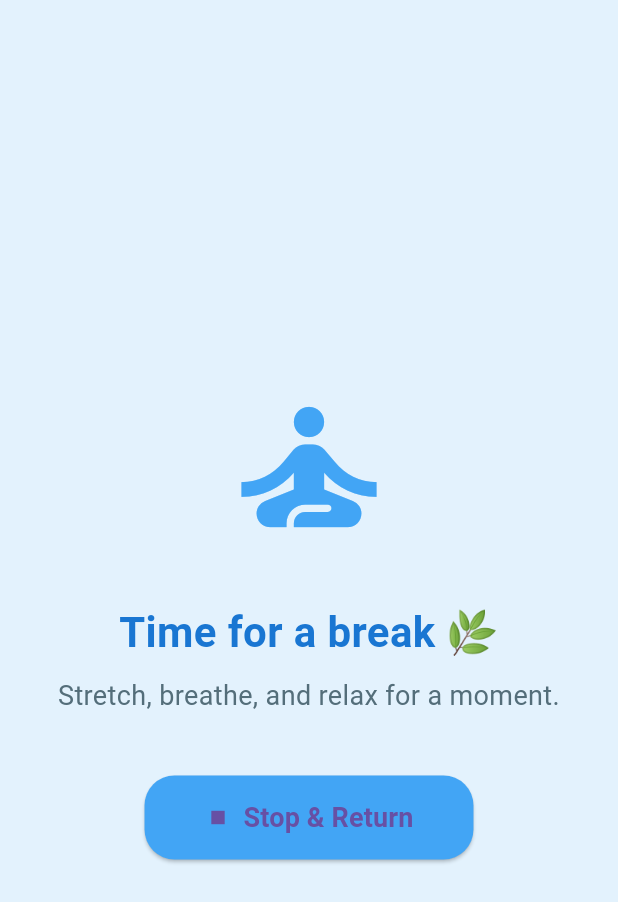
After one commit to yangl1n/deep-work, a Flutter app: the AlarmScreen screen opened directly, on a phone screen of 412 x 824 dp. The commit adds this screen. Shown: the top 902 px of the screen. Run offline on Flutter 3.47's test engine with Material 3 defaults, Android fonts, the phone set to English and light mode, and no system bars; our stand-ins replace file_picker, fluttertoast, shared_preferences; accounts and stored records are empty.

Commit message:
add support to ring notification(set ringtone, play ring when countdown finish); add setting UI(select ring tone, manage app permission for reading notifications)

```diff
--- a/lib/models/countdown.dart
+++ b/lib/models/countdown.dart
@@ -1,12 +1,14 @@
 import 'dart:async';
 import 'package:flutter/material.dart';
 import '../services/storage.dart';
+import '../screens/home/alarm_screen.dart';
 
 class CountdownModel extends ChangeNotifier {
   int _timeLeft = 3600;
   int _totalTime = 3600;
   bool _isRunning = false;
   Timer? _timer;
+  VoidCallback? onAlarmTriggered;
 
   int get timeLeft => _timeLeft;
   int get totalTime => _totalTime;
@@ -31,6 +33,10 @@ class CountdownModel extends ChangeNotifier {
         notifyListeners();
       } else {
         stop();
+        // Trigger callback when finished
+        if (onAlarmTriggered != null) {
+          onAlarmTriggered!();
+        }
       }
     });
     notifyListeners();
--- /dev/null
+++ b/lib/screens/home/alarm_screen.dart
@@ -0,0 +1,121 @@
+import 'dart:convert';
+import 'package:flutter/material.dart';
+import 'package:flutter/services.dart';
+
+class AlarmScreen extends StatefulWidget {
+  const AlarmScreen({super.key});
+
+  @override
+  State<AlarmScreen> createState() => _AlarmScreenState();
+}
+
+class _AlarmScreenState extends State<AlarmScreen> {
+  static const MethodChannel _channel = MethodChannel('com.example.deepwork/rings');
+  String? _currentUri;
+
+  @override
+  void initState() {
+    super.initState();
+    _startAlarm();
+  }
+
+  Future<void> _startAlarm() async {
+    try {
+      // 1. Get saved ringtone
+      final savedUri = await _channel.invokeMethod<String>('getSavedRingtone');
+
+      // 2. If no saved ringtone, pick first system ringtone
+      String? uri = savedUri;
+      if (uri == null) {
+        final ringtonesStr =
+            await _channel.invokeMethod<String>('getSystemRingtones');
+        if (ringtonesStr != null) {
+          final List<dynamic> list = jsonDecode(ringtonesStr);
+          if (list.isNotEmpty) uri = list.first['uri'];
+        }
+      }
+
+      if (uri != null) {
+        _currentUri = uri;
+        await _channel.invokeMethod('playMusic', {'uri': uri});
+      }
+    } catch (e) {
+      debugPrint('Error starting alarm: $e');
+    }
+  }
+
+  Future<void> _stopAlarm() async {
+    try {
+      await _channel.invokeMethod('stopMusic');
+    } catch (e) {
+      debugPrint('Error stopping alarm: $e');
+    } finally {
+      if (mounted) Navigator.of(context).pop();
+    }
+  }
+
+  @override
+  void dispose() {
+    _stopAlarm(); // safety stop
+    super.dispose();
+  }
+
+  @override
+  Widget build(BuildContext context) {
+    return Scaffold(
+      backgroundColor: Colors.blue.shade50,
+      body: SafeArea(
+        child: Center(
+          child: Padding(
+            padding: const EdgeInsets.symmetric(horizontal: 24.0),
+            child: Column(
+              mainAxisAlignment: MainAxisAlignment.center,
+              children: [
+                // Illustration / icon
+                Icon(Icons.self_improvement,
+                    size: 120, color: Colors.blue.shade400),
+                const SizedBox(height: 30),
+
+                // Message
+                Text(
+                  "Time for a break 🌿",
+                  style: TextStyle(
+                      fontSize: 28,
+                      fontWeight: FontWeight.bold,
+                      color: Colors.blue.shade700),
+                ),
+                const SizedBox(height: 10),
+                Text(
+                  "Stretch, breathe, and relax for a moment.",
+                  textAlign: TextAlign.center,
+                  style: TextStyle(
+                      fontSize: 18, color: Colors.blueGrey.shade600),
+                ),
+
+                const SizedBox(height: 40),
+
+                // Stop button
+                ElevatedButton.icon(
+                  style: ElevatedButton.styleFrom(
+                    backgroundColor: Colors.blue.shade400,
+                    shape: RoundedRectangleBorder(
+                        borderRadius: BorderRadius.circular(20)),
+                    padding: const EdgeInsets.symmetric(
+                        horizontal: 40, vertical: 15),
+                  ),
+                  icon: const Icon(Icons.stop),
+                  label: const Text(
+                    "Stop & Return",
+                    style:
+                        TextStyle(fontSize: 18, fontWeight: FontWeight.w600),
+                  ),
+                  onPressed: _stopAlarm,
+                ),
+              ],
+            ),
+          ),
+        ),
+      ),
+    );
+  }
+}
--- a/lib/screens/about_screen.dart
+++ b/lib/screens/settings/about_screen.dart
@@ -1,5 +1,5 @@
 import 'package:flutter/material.dart';
-import '../services/interuption.dart'; // adjust path if needed
+import '../../services/interuption.dart'; // adjust path if needed
 
 class AboutScreen extends StatelessWidget {
   const AboutScreen({super.key});
--- a/lib/widgets/bottom_nav.dart
+++ b/lib/widgets/bottom_nav.dart
@@ -31,7 +31,7 @@ class BottomNavBar extends StatelessWidget {
       items: const [
         BottomNavigationBarItem(icon: Icon(Icons.home), label: "Home"),
         BottomNavigationBarItem(icon: Icon(Icons.chat), label: "Interupts"),
-        BottomNavigationBarItem(icon: Icon(Icons.info), label: "About"),
+        BottomNavigationBarItem(icon: Icon(Icons.settings), label: "Settings"),
       ],
     ));
   }
--- a/pubspec.yaml
+++ b/pubspec.yaml
@@ -42,6 +42,9 @@ dependencies:
   url_launcher: ^6.3.2
   android_intent_plus: ^5.3.1
   logger: ^2.6.1
+  file_picker: ^10.3.2
+  fluttertoast: ^8.2.12
+  path: ^1.9.1
 
 dev_dependencies:
   flutter_test:
```
Also changed, not shown: lib/main.dart (+4 -3 lines), lib/screens/home/home_screen.dart (renamed from lib/screens/home_screen.dart, +17 -2 lines), lib/screens/settings/ringtone_picker_screen.dart (added, +182 -0 lines), lib/screens/settings/setting_screen.dart (added, +59 -0 lines), lib/services/ring.dart (added, +34 -0 lines), pubspec.lock, 2 other files.
